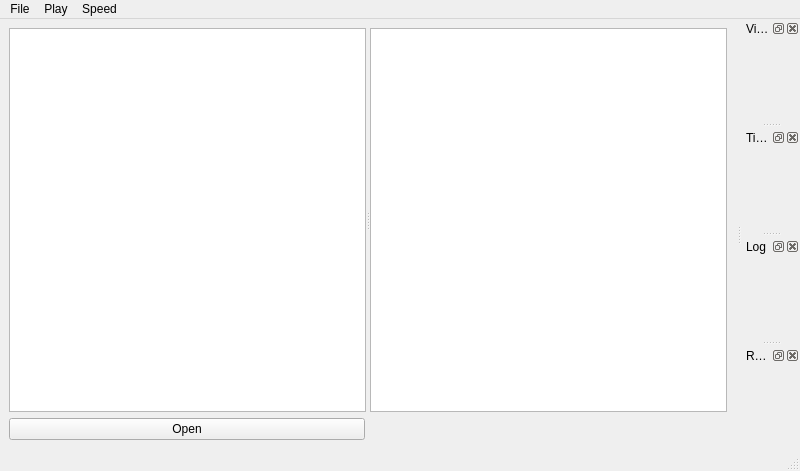
Above: src/logplayer/mainwindow.ui from robotics-erlangen/framework before the change. Below: the same form after it.
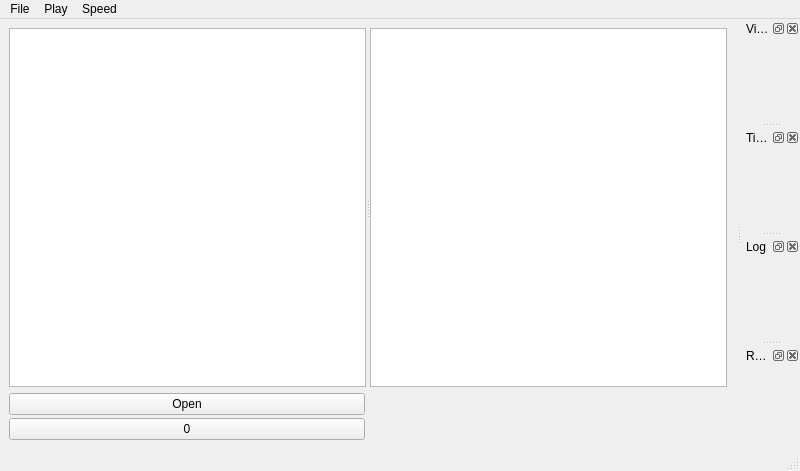
That is the form after the change. Custom widgets are drawn as their Qt base class.

Commit message:
Logplayer: allow jumping to the last position in a log
ie the position that the log was at when it was last opened

Patch:
```diff
--- a/src/logplayer/mainwindow.ui
+++ b/src/logplayer/mainwindow.ui
@@ -46,11 +46,28 @@
        <number>0</number>
       </property>
       <item>
+       <layout class="QVBoxLayout" name="verticalLayout">
+        <property name="spacing">
+         <number>3</number>
+        </property>
+        <item>
        <widget class="QPushButton" name="btnOpen">
         <property name="text">
          <string>Open</string>
         </property>
        </widget>
+        </item>
+        <item>
+         <widget class="QPushButton" name="goToLastPosition">
+          <property name="text">
+           <string>0</string>
+          </property>
+          <property name="shortcut">
+           <string>L</string>
+          </property>
+         </widget>
+        </item>
+       </layout>
       </item>
       <item>
        <widget class="LogManager" name="logManager" native="true">
```
Lines whose indentation alone changed are shown as unchanged. The commit also changes 4 other files.
